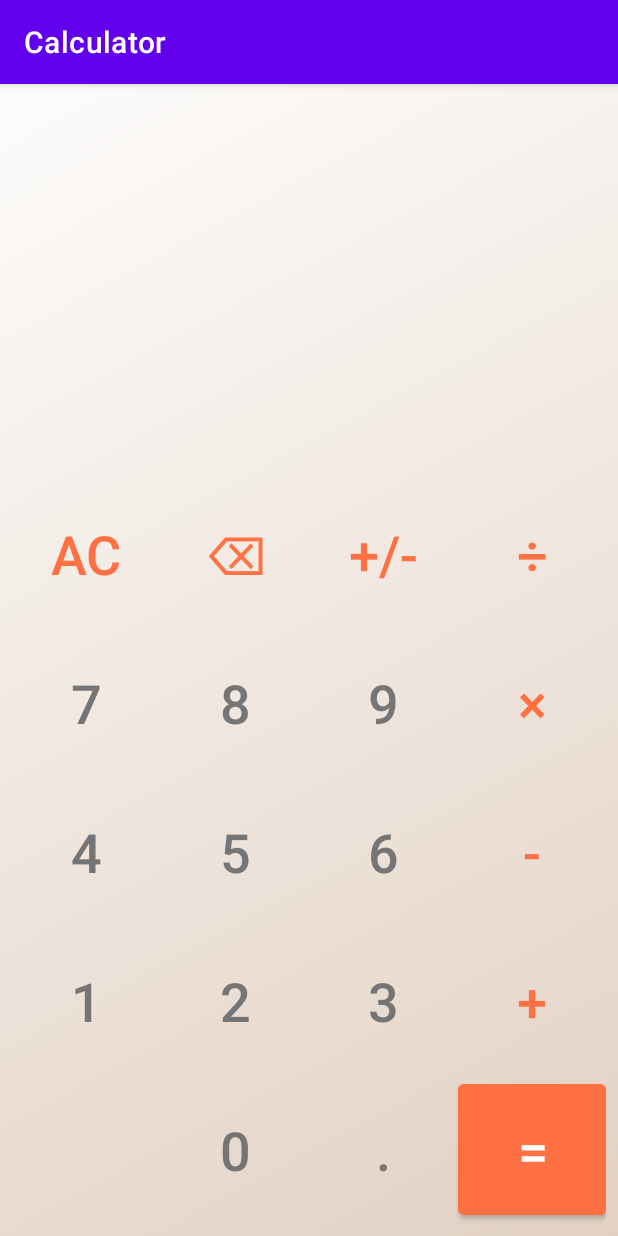
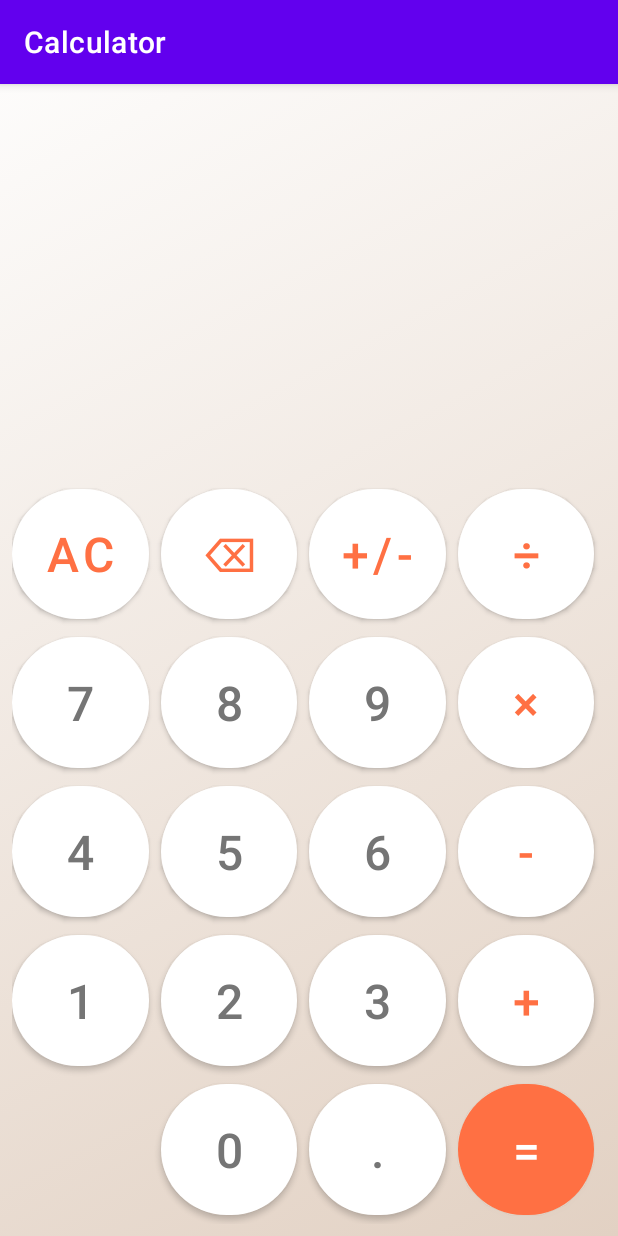
Before and after one commit to IvanISAKau/Calculator, an Android app: the screen it shows after launch (MainActivity), on a phone screen of 412 x 824 dp. Run offline under Robolectric (Android 15) with nearby library versions, the phone set to English and light mode, and no system bars.

Commit message:
feature: применены стили

```diff
--- a/app/src/main/res/drawable/gradient_backgraound.xml
+++ b/app/src/main/res/drawable/gradient_background.xml
@@ -2,7 +2,7 @@
 <selector xmlns:android="http://schemas.android.com/apk/res/android">
     <item>
         <shape>
-            <gradient android:angle="135" android:endColor="@color/gradient_bacground_1" android:startColor="@color/gradient_bacground_2" android:type="linear" />
+            <gradient android:angle="135" android:endColor="@color/gradient_background_1" android:startColor="@color/gradient_background_2" android:type="linear" />
         </shape>
     </item>
 
--- a/app/src/main/res/layout/activity_main.xml
+++ b/app/src/main/res/layout/activity_main.xml
@@ -4,7 +4,7 @@
     xmlns:tools="http://schemas.android.com/tools"
     android:layout_width="match_parent"
     android:layout_height="match_parent"
-    android:background="@drawable/gradient_backgraound"
+    android:background="@drawable/gradient_background"
     tools:context=".MainActivity">
 
     <LinearLayout
@@ -63,218 +63,100 @@
 
         <Button
             android:id="@+id/btn_ac"
-            style="@style/Widget.AppCompat.Button.Borderless"
-            android:layout_width="0dp"
-            android:layout_height="0dp"
-            android:layout_rowWeight="1"
-            android:layout_columnWeight="1"
-            android:text="@string/clear"
-            android:textColor="@color/orange"
-            android:textSize="@dimen/default_text_size" />
+            style="@style/ActionButton"
+            android:text="@string/clear" />
 
         <Button
             android:id="@+id/btn_backspace"
-            style="@style/Widget.AppCompat.Button.Borderless"
-            android:layout_width="0dp"
-            android:layout_height="0dp"
-            android:layout_rowWeight="1"
-            android:layout_columnWeight="1"
-            android:text="@string/backspace"
-            android:textColor="@color/orange"
-            android:textSize="@dimen/default_text_size" />
+            style="@style/ActionButton"
+            android:text="@string/backspace" />
 
         <Button
             android:id="@+id/btn_plus_minus"
-            style="@style/Widget.AppCompat.Button.Borderless"
-            android:layout_width="0dp"
-            android:layout_height="0dp"
-            android:layout_rowWeight="1"
-            android:layout_columnWeight="1"
-            android:text="@string/plus_minus"
-            android:textColor="@color/orange"
-            android:textSize="@dimen/default_text_size" />
+            style="@style/ActionButton"
+            android:text="@string/plus_minus" />
 
         <Button
             android:id="@+id/btn_division"
-            style="@style/Widget.AppCompat.Button.Borderless"
-            android:layout_width="0dp"
-            android:layout_height="0dp"
-            android:layout_rowWeight="1"
-            android:layout_columnWeight="1"
-            android:text="@string/division"
-            android:textColor="@color/orange"
-            android:textSize="@dimen/default_text_size" />
+            style="@style/ActionButton"
+            android:text="@string/division" />
 
         <Button
             android:id="@+id/btn_seven"
-            style="@style/Widget.AppCompat.Button.Borderless"
-            android:layout_width="0dp"
-            android:layout_height="0dp"
-            android:layout_rowWeight="1"
-            android:layout_columnWeight="1"
-            android:text="@string/seven"
-            android:textColor="@color/gray"
-            android:textSize="@dimen/default_text_size" />
+            style="@style/CalcButton"
+            android:text="@string/seven" />
 
         <Button
             android:id="@+id/btn_eight"
-            style="@style/Widget.AppCompat.Button.Borderless"
-            android:layout_width="0dp"
-            android:layout_height="0dp"
-            android:layout_rowWeight="1"
-            android:layout_columnWeight="1"
-            android:text="@string/eight"
-            android:textColor="@color/gray"
-            android:textSize="@dimen/default_text_size" />
+            style="@style/CalcButton"
+            android:text="@string/eight" />
 
         <Button
             android:id="@+id/btn_nine"
-            style="@style/Widget.AppCompat.Button.Borderless"
-            android:layout_width="0dp"
-            android:layout_height="0dp"
-            android:layout_rowWeight="1"
-            android:layout_columnWeight="1"
-            android:text="@string/nine"
-            android:textColor="@color/gray"
-            android:textSize="@dimen/default_text_size" />
+            style="@style/CalcButton"
+            android:text="@string/nine" />
 
         <Button
             android:id="@+id/btn_multiply"
-            style="@style/Widget.AppCompat.Button.Borderless"
-            android:layout_width="0dp"
-            android:layout_height="0dp"
-            android:layout_rowWeight="1"
-            android:layout_columnWeight="1"
-            android:text="@string/multiply"
-            android:textColor="@color/orange"
-            android:textSize="@dimen/default_text_size" />
+            style="@style/ActionButton"
+            android:text="@string/multiply" />
 
         <Button
             android:id="@+id/btn_four"
-            style="@style/Widget.AppCompat.Button.Borderless"
-            android:layout_width="0dp"
-            android:layout_height="0dp"
-            android:layout_rowWeight="1"
-            android:layout_columnWeight="1"
-            android:text="@string/four"
-            android:textColor="@color/gray"
-            android:textSize="@dimen/default_text_size" />
+            style="@style/CalcButton"
+            android:text="@string/four" />
 
         <Button
             android:id="@+id/btn_five"
-            style="@style/Widget.AppCompat.Button.Borderless"
-            android:layout_width="0dp"
-            android:layout_height="0dp"
-            android:layout_rowWeight="1"
-            android:layout_columnWeight="1"
-            android:text="@string/five"
-            android:textColor="@color/gray"
-            android:textSize="@dimen/default_text_size" />
+            style="@style/CalcButton"
+            android:text="@string/five" />
 
         <Button
             android:id="@+id/btn_six"
-            style="@style/Widget.AppCompat.Button.Borderless"
-            android:layout_width="0dp"
-            android:layout_height="0dp"
-            android:layout_rowWeight="1"
-            android:layout_columnWeight="1"
-            android:text="@string/six"
-            android:textColor="@color/gray"
-            android:textSize="@dimen/default_text_size" />
+            style="@style/CalcButton"
+            android:text="@string/six" />
 
         <Button
             android:id="@+id/btn_subtract"
-            style="@style/Widget.AppCompat.Button.Borderless"
-            android:layout_width="0dp"
-            android:layout_height="0dp"
-            android:layout_rowWeight="1"
-            android:layout_columnWeight="1"
-            android:text="@string/subtract"
-            android:textColor="@color/orange"
-            android:textSize="@dimen/default_text_size" />
+            style="@style/ActionButton"
+            android:text="@string/subtract" />
 
         <Button
             android:id="@+id/btn_one"
-            style="@style/Widget.AppCompat.Button.Borderless"
-            android:layout_width="0dp"
-            android:layout_height="0dp"
-            android:layout_rowWeight="1"
-            android:layout_columnWeight="1"
-            android:text="@string/one"
-            android:textColor="@color/gray"
-            android:textSize="@dimen/default_text_size" />
+            style="@style/CalcButton"
+            android:text="@string/one" />
 
         <Button
             android:id="@+id/btn_two"
-            style="@style/Widget.AppCompat.Button.Borderless"
-            android:layout_width="0dp"
-            android:layout_height="0dp"
-            android:layout_rowWeight="1"
-            android:layout_columnWeight="1"
-            android:text="@string/two"
-            android:textColor="@color/gray"
-            android:textSize="@dimen/default_text_size" />
+            style="@style/CalcButton"
+            android:text="@string/two" />
 
         <Button
             android:id="@+id/btn_three"
-            style="@style/Widget.AppCompat.Button.Borderless"
-            android:layout_width="0dp"
-            android:layout_height="0dp"
-            android:layout_rowWeight="1"
-            android:layout_columnWeight="1"
-            android:text="@string/three"
-            android:textColor="@color/gray"
-            android:textSize="@dimen/default_text_size" />
+            style="@style/CalcButton"
+            android:text="@string/three" />
 
         <Button
             android:id="@+id/btn_addition"
-            style="@style/Widget.AppCompat.Button.Borderless"
-            android:layout_width="0dp"
-            android:layout_height="0dp"
-            android:layout_rowWeight="1"
-            android:layout_columnWeight="1"
-            android:text="@string/addition"
-            android:textColor="@color/orange"
-            android:textSize="@dimen/default_text_size" />
+            style="@style/ActionButton"
+            android:text="@string/addition" />
 
-        <Space
-            style="@style/Widget.AppCompat.Button.Borderless"
-            android:layout_width="0dp"
-            android:layout_height="0dp"
-            android:layout_rowWeight="1"
-            android:layout_columnWeight="1" />
+        <Space style="@style/CalcButton" />
 
         <Button
             android:id="@+id/btn_zero"
-            style="@style/Widget.AppCompat.Button.Borderless"
-            android:layout_width="0dp"
-            android:layout_height="0dp"
-            android:layout_rowWeight="1"
-            android:layout_columnWeight="1"
-            android:text="@string/plus_zero"
-            android:textColor="@color/gray"
-            android:textSize="@dimen/default_text_size" />
+            style="@style/CalcButton"
+            android:text="@string/plus_zero" />
 
         <Button
             android:id="@+id/btn_point"
-            style="@style/Widget.AppCompat.Button.Borderless"
-            android:layout_width="0dp"
-            android:layout_height="0dp"
-            android:layout_rowWeight="1"
-            android:layout_columnWeight="1"
-            android:text="@string/point"
-            android:textColor="@color/gray"
-            android:textSize="@dimen/default_text_size" />
+            style="@style/CalcButton"
+            android:text="@string/point" />
 
         <Button
             android:id="@+id/btn_equals"
-            android:layout_width="0dp"
-            android:layout_height="0dp"
-            android:layout_rowWeight="1"
-            android:layout_columnWeight="1"
-            android:backgroundTint="@color/orange"
-            android:text="@string/equals"
-            android:textSize="@dimen/default_text_size" />
+            style="@style/SuperActionButton"
+            android:text="@string/equals" />
     </GridLayout>
 
 </androidx.constraintlayout.widget.ConstraintLayout>
--- a/app/src/main/res/values/colors.xml
+++ b/app/src/main/res/values/colors.xml
@@ -9,6 +9,6 @@
     <color name="white">#FFFFFFFF</color>
     <color name="gray">#757575</color>
     <color name="orange">#FF7043</color>
-    <color name="gradient_bacground_1">#fdfcfb</color>
-    <color name="gradient_bacground_2">#e2d1c3</color>
+    <color name="gradient_background_1">#fdfcfb</color>
+    <color name="gradient_background_2">#e2d1c3</color>
 </resources>
--- a/app/src/main/res/values/dimens.xml
+++ b/app/src/main/res/values/dimens.xml
@@ -1,6 +1,6 @@
 <?xml version="1.0" encoding="utf-8"?>
 <resources>
-    <dimen name="default_text_size">36sp</dimen>
+    <dimen name="default_text_size">32sp</dimen>
     <dimen name="result_text_size">56sp</dimen>
     <dimen name="default_margin">8dp</dimen>
 </resources>
--- /dev/null
+++ b/app/src/main/res/values/styles.xml
@@ -0,0 +1,23 @@
+<?xml version="1.0" encoding="utf-8"?>
+<resources>
+    <style name="CalcButton" parent="Widget.MaterialComponents.Button">
+        <item name="android:layout_width">0dp</item>
+        <item name="android:layout_height">0dp</item>
+        <item name="android:layout_rowWeight">1</item>
+        <item name="android:layout_columnWeight">1</item>
+        <item name="android:layout_marginEnd">@dimen/default_margin</item>
+        <item name="android:textColor">@color/gray</item>
+        <item name="android:textSize">@dimen/default_text_size</item>
+        <item name="cornerRadius">100dp</item>
+        <item name="backgroundTint">@color/white</item>
+    </style>
+
+    <style name="ActionButton" parent="CalcButton">
+        <item name="android:textColor">@color/orange</item>
+    </style>
+
+    <style name="SuperActionButton" parent="CalcButton">
+        <item name="android:textColor">@color/white</item>
+        <item name="backgroundTint">@color/orange</item>
+    </style>
+</resources>
```
